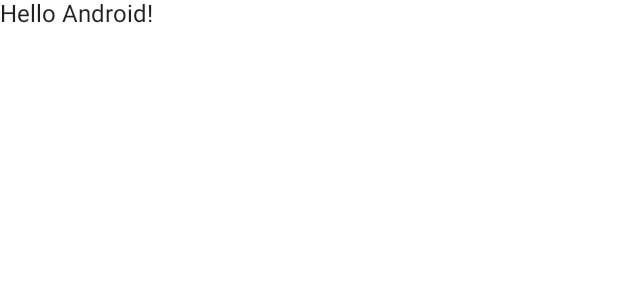
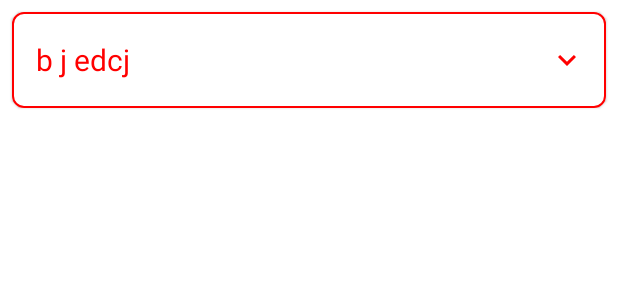
Before and after one commit to EmmanuelDav/Api-with-jetpack-compose, an Android app built with Jetpack Compose: the @Preview function DefaultPreview, on a phone screen of 412 x 824 dp. Shown: the top 300 px of the screen. Run offline under Robolectric (Android 15) with nearby library versions, the phone set to English and light mode, and no system bars.

Commit message:
added expandable card

```diff
--- a/app/src/main/java/com/iyke/fecthingapiinjetpackcompose/MainActivity.kt
+++ b/app/src/main/java/com/iyke/fecthingapiinjetpackcompose/MainActivity.kt
@@ -3,13 +3,27 @@ package com.iyke.fecthingapiinjetpackcompose
 import android.os.Bundle
 import androidx.activity.ComponentActivity
 import androidx.activity.compose.setContent
-import androidx.compose.foundation.layout.fillMaxSize
-import androidx.compose.material.MaterialTheme
-import androidx.compose.material.Surface
-import androidx.compose.material.Text
-import androidx.compose.runtime.Composable
+import androidx.compose.animation.animateContentSize
+import androidx.compose.animation.core.LinearOutSlowInEasing
+import androidx.compose.animation.core.animateFloatAsState
+import androidx.compose.animation.core.tween
+import androidx.compose.foundation.BorderStroke
+import androidx.compose.foundation.layout.*
+import androidx.compose.foundation.lazy.LazyColumn
+import androidx.compose.foundation.shape.RoundedCornerShape
+import androidx.compose.material.*
+import androidx.compose.material.icons.Icons
+import androidx.compose.material.icons.filled.KeyboardArrowDown
+import androidx.compose.runtime.*
+import androidx.compose.ui.Alignment
 import androidx.compose.ui.Modifier
+import androidx.compose.ui.draw.rotate
+import androidx.compose.ui.graphics.Color
+import androidx.compose.ui.text.font.FontWeight
+import androidx.compose.ui.text.style.TextAlign
 import androidx.compose.ui.tooling.preview.Preview
+import androidx.compose.ui.unit.dp
+import androidx.compose.ui.unit.sp
 import com.iyke.fecthingapiinjetpackcompose.ui.theme.FecthingApiInJetpackComposeTheme
 
 class MainActivity : ComponentActivity() {
@@ -31,13 +45,109 @@ class MainActivity : ComponentActivity() {
 
 @Composable
 fun Greeting(name: String) {
-    Text(text = "Hello $name!")
+    Scaffold(
+        topBar = {
+            TopAppBar(
+                title = {
+                    Row {
+                        Text("Joke Api ")
+                    }
+                },
+            )
+        },
+        content = {
+           Column {
+               Text(text = "Jokes")
+
+           }
+        }
+    )
 }
 
 @Preview(showBackground = true)
 @Composable
 fun DefaultPreview() {
     FecthingApiInJetpackComposeTheme {
-        Greeting("Android")
+     ExpandableCard(header = "b j edcj ", description ="jcjscbjbb", color = Color.Red)
     }
 }
+
+@OptIn(ExperimentalMaterialApi::class)
+@Composable
+fun ExpandableCard(
+    header: String, // Header
+    description: String, // Description
+    color: Color, // Color
+) {
+    var expand by remember { mutableStateOf(false) } // Expand State
+    val rotationState by animateFloatAsState(if (expand) 180f else 0f) // Rotation State
+    var stroke by remember { mutableStateOf(1) } // Stroke State
+
+    Card(
+        modifier = Modifier
+            .animateContentSize( // Animation
+                animationSpec = tween(
+                    durationMillis = 400, // Animation Speed
+                    easing = LinearOutSlowInEasing // Animation Type
+                )
+            )
+            .padding(8.dp),
+        backgroundColor = Color.White,
+        shape = RoundedCornerShape(8.dp), // Shape
+        border = BorderStroke(stroke.dp, color), // Stroke Width and Color
+        onClick = {
+            expand = !expand
+            stroke = if (expand) 2 else 1
+        }
+    ) {
+        Column(
+            modifier = Modifier.fillMaxWidth()
+        ) {
+            Row(
+                modifier = Modifier
+                    .fillMaxWidth()
+                    .padding(8.dp),
+                verticalAlignment = Alignment.CenterVertically,
+                horizontalArrangement = Arrangement.SpaceBetween // Control the header Alignment over here.
+            ) {
+                Text(
+                    text = header,
+                    color = color, // Header Color
+                    fontSize = 20.sp,
+                    textAlign = TextAlign.Start,
+                    fontWeight = FontWeight.Normal,
+                    modifier = Modifier
+                        .weight(.9f)
+                        .padding(start = 8.dp)
+                )
+                IconButton(
+                    modifier = Modifier
+                        .rotate(rotationState)
+                        .weight(.1f),
+                    onClick = {
+                        expand = !expand
+                        stroke = if (expand) 2 else 1
+                    }
+                ) {
+                    Icon(
+                        imageVector = Icons.Default.KeyboardArrowDown,
+                        tint = color, // Icon Color
+                        contentDescription = "Drop Down Arrow"
+                    )
+                }
+            }
+            if (expand) {
+                Text(
+                    text = description,
+                    color = color, // Description Color
+                    fontSize = 16.sp,
+                    textAlign = TextAlign.Start,
+                    fontWeight = FontWeight.Normal,
+                    modifier = Modifier
+                        .fillMaxWidth()
+                        .padding(start = 16.dp, end = 16.dp, bottom = 16.dp)
+                )
+            }
+        }
+    }
+}
--- a/build.gradle
+++ b/build.gradle
@@ -6,7 +6,7 @@ buildscript {
 plugins {
     id 'com.android.application' version '7.2.1' apply false
     id 'com.android.library' version '7.2.1' apply false
-    id 'org.jetbrains.kotlin.android' version '1.6.10' apply false
+    id 'org.jetbrains.kotlin.android' version '1.5.31' apply false
 }
 
 task clean(type: Delete) {
```
